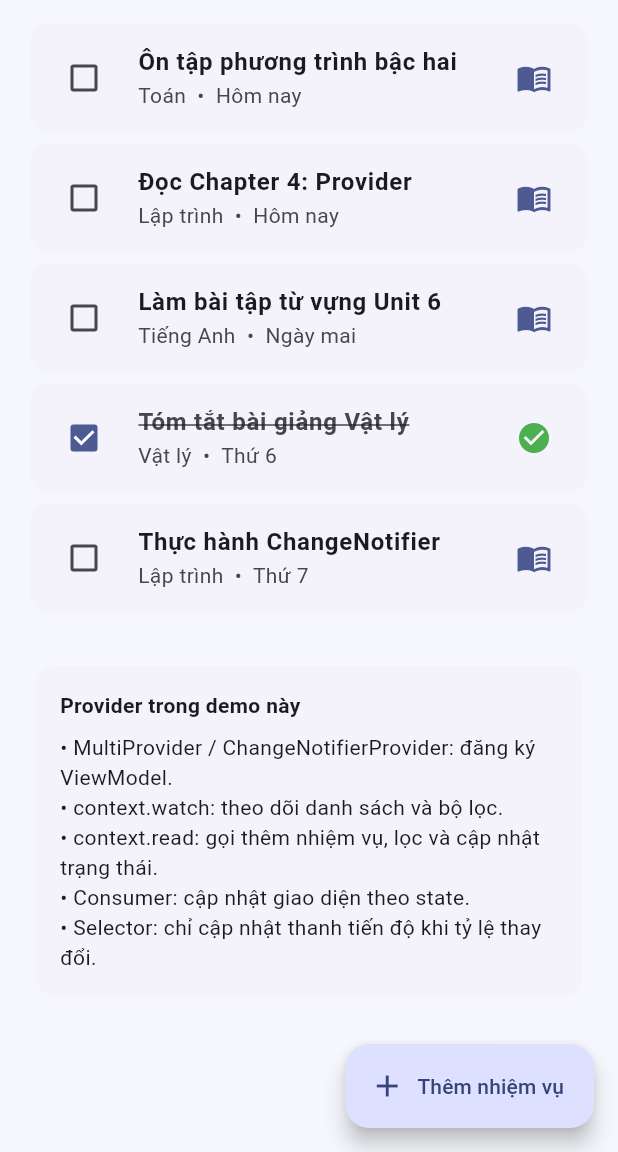
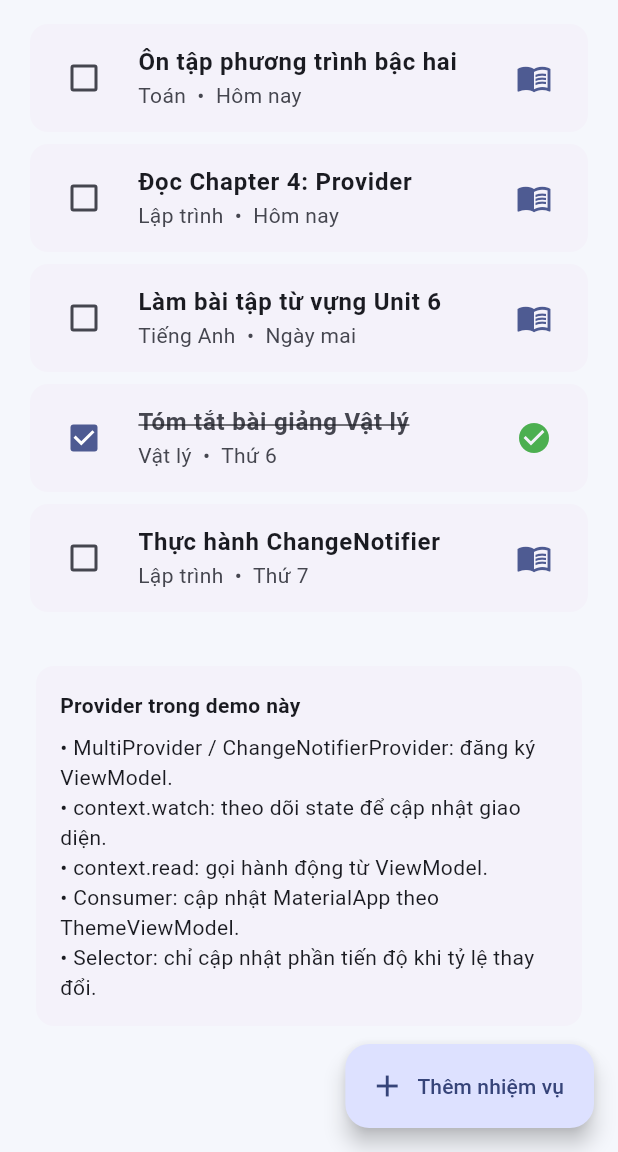
Before and after one commit to hoangnd675/Topic-12-Week-14, a Flutter app: the screen it shows after launch, scrolled down 393 dp, on a phone screen of 412 x 824 dp, the part 84-1236 px from its top. Run offline on Flutter 3.47's test engine with Material 3 defaults, Android fonts, the phone set to English and light mode, and no system bars.

Commit message:
Rebuild Study Planner interface and interactions

```diff
--- a/lib/presentation/views/study_page.dart
+++ b/lib/presentation/views/study_page.dart
@@ -1,46 +1,107 @@
 import 'package:flutter/material.dart';
 import 'package:provider/provider.dart';
+
 import '../../domain/models/study_task.dart';
 import '../viewmodels/study_view_model.dart';
 import '../viewmodels/theme_view_model.dart';
 
 class StudyPage extends StatelessWidget {
   const StudyPage({super.key});
+
   @override
   Widget build(BuildContext context) {
     final study = context.watch<StudyViewModel>();
+    final theme = context.watch<ThemeViewModel>();
+
     return Scaffold(
-      appBar: AppBar(title: const Text('Study Planner', style: TextStyle(fontWeight: FontWeight.w800)), actions: [
-        IconButton(tooltip: 'Đổi giao diện', onPressed: context.read<ThemeViewModel>().toggleTheme,
-          icon: Icon(context.watch<ThemeViewModel>().isDark ? Icons.light_mode_outlined : Icons.dark_mode_outlined)),
+      appBar: AppBar(
+        title: const Text(
+          'Study Planner',
+          style: TextStyle(fontWeight: FontWeight.w800),
+        ),
+        actions: [
+          IconButton(
+            tooltip: 'Đổi giao diện',
+            onPressed: context.read<ThemeViewModel>().toggleTheme,
+            icon: Icon(
+              theme.isDark
+                  ? Icons.light_mode_outlined
+                  : Icons.dark_mode_outlined,
+            ),
+          ),
           const SizedBox(width: 8),
-      ]),
-      floatingActionButton: FloatingActionButton.extended(onPressed: () => _showAddTaskDialog(context),
-        icon: const Icon(Icons.add), label: const Text('Thêm nhiệm vụ')),
-      body: Center(child: ConstrainedBox(constraints: const BoxConstraints(maxWidth: 900),
-        child: ListView(padding: const EdgeInsets.fromLTRB(20, 12, 20, 100), children: [
-          const Text('Xin chào, bạn học tốt nhé! 👋', style: TextStyle(fontSize: 26, fontWeight: FontWeight.w800)),
+        ],
+      ),
+      floatingActionButton: FloatingActionButton.extended(
+        onPressed: () => _showAddTaskDialog(context),
+        icon: const Icon(Icons.add),
+        label: const Text('Thêm nhiệm vụ'),
+      ),
+      body: Center(
+        child: ConstrainedBox(
+          constraints: const BoxConstraints(maxWidth: 900),
+          child: ListView(
+            padding: const EdgeInsets.fromLTRB(20, 12, 20, 100),
+            children: [
+              const Text(
+                'Xin chào, bạn học tốt nhé! 👋',
+                style: TextStyle(fontSize: 26, fontWeight: FontWeight.w800),
+              ),
               const SizedBox(height: 6),
-          Text('Lập kế hoạch nhỏ, hoàn thành mục tiêu lớn.', style: TextStyle(color: Theme.of(context).colorScheme.onSurfaceVariant)),
+              Text(
+                'Lập kế hoạch nhỏ, hoàn thành mục tiêu lớn.',
+                style: TextStyle(
+                  color: Theme.of(context).colorScheme.onSurfaceVariant,
+                ),
+              ),
               const SizedBox(height: 22),
-          _ProgressCard(completed: study.completedTasks, total: study.totalTasks),
+              _ProgressCard(
+                completed: study.completedTasks,
+                total: study.totalTasks,
+              ),
               const SizedBox(height: 24),
-          Row(children: [
-            const Expanded(child: Text('Nhiệm vụ học tập', style: TextStyle(fontSize: 19, fontWeight: FontWeight.bold))),
-            Text('${study.visibleTasks.length} nhiệm vụ', style: Theme.of(context).textTheme.bodySmall),
-          ]),
+              Row(
+                children: [
+                  const Expanded(
+                    child: Text(
+                      'Nhiệm vụ học tập',
+                      style:
+                          TextStyle(fontSize: 19, fontWeight: FontWeight.bold),
+                    ),
+                  ),
+                  Text(
+                    '${study.visibleTasks.length} nhiệm vụ',
+                    style: Theme.of(context).textTheme.bodySmall,
+                  ),
+                ],
+              ),
               const SizedBox(height: 12),
-          Wrap(spacing: 8, runSpacing: 8, children: study.subjects.map((subject) => ChoiceChip(
-            label: Text(subject), selected: study.selectedSubject == subject,
-            onSelected: (_) => context.read<StudyViewModel>().selectSubject(subject),
-          )).toList()),
+              Wrap(
+                spacing: 8,
+                runSpacing: 8,
+                children: study.subjects.map((subject) {
+                  return ChoiceChip(
+                    label: Text(subject),
+                    selected: study.selectedSubject == subject,
+                    onSelected: (_) => context
+                        .read<StudyViewModel>()
+                        .selectSubject(subject),
+                  );
+                }).toList(),
+              ),
               const SizedBox(height: 12),
-          if (study.visibleTasks.isEmpty) const _EmptyState()
-          else ...study.visibleTasks.map((task) => _TaskTile(task: task)),
+              if (study.visibleTasks.isEmpty)
+                const _EmptyState()
+              else
+                ...study.visibleTasks.map(
+                  (task) => _TaskTile(task: task),
+                ),
               const SizedBox(height: 24),
               const _ProviderNote(),
-        ]),
-      )),
+            ],
+          ),
+        ),
+      ),
     );
   }
 
@@ -48,85 +109,202 @@ class StudyPage extends StatelessWidget {
     final titleController = TextEditingController();
     final subjectController = TextEditingController(text: 'Lập trình');
     final formKey = GlobalKey<FormState>();
-    await showDialog<void>(context: context, builder: (dialogContext) => AlertDialog(
+
+    try {
+      await showDialog<void>(
+        context: context,
+        builder: (dialogContext) {
+          return AlertDialog(
             title: const Text('Thêm nhiệm vụ học tập'),
-      content: Form(key: formKey, child: Column(mainAxisSize: MainAxisSize.min, children: [
-        TextFormField(controller: titleController, autofocus: true, decoration: const InputDecoration(labelText: 'Tên nhiệm vụ'),
-          validator: (value) => value == null || value.trim().isEmpty ? 'Vui lòng nhập tên nhiệm vụ' : null),
+            content: Form(
+              key: formKey,
+              child: Column(
+                mainAxisSize: MainAxisSize.min,
+                children: [
+                  TextFormField(
+                    controller: titleController,
+                    autofocus: true,
+                    decoration:
+                        const InputDecoration(labelText: 'Tên nhiệm vụ'),
+                    validator: (value) =>
+                        value == null || value.trim().isEmpty
+                            ? 'Vui lòng nhập tên nhiệm vụ'
+                            : null,
+                  ),
                   const SizedBox(height: 12),
-        TextFormField(controller: subjectController, decoration: const InputDecoration(labelText: 'Môn học'),
-          validator: (value) => value == null || value.trim().isEmpty ? 'Vui lòng nhập môn học' : null),
-      ])),
+                  TextFormField(
+                    controller: subjectController,
+                    decoration: const InputDecoration(labelText: 'Môn học'),
+                    validator: (value) =>
+                        value == null || value.trim().isEmpty
+                            ? 'Vui lòng nhập môn học'
+                            : null,
+                  ),
+                ],
+              ),
+            ),
             actions: [
-        TextButton(onPressed: () => Navigator.pop(dialogContext), child: const Text('Hủy')),
-        FilledButton(onPressed: () {
+              TextButton(
+                onPressed: () => Navigator.pop(dialogContext),
+                child: const Text('Hủy'),
+              ),
+              FilledButton(
+                onPressed: () {
                   if (!formKey.currentState!.validate()) return;
-          context.read<StudyViewModel>().addTask(title: titleController.text, subject: subjectController.text);
-          Navigator.pop(dialogContext);
-        }, child: const Text('Thêm')),
+
+                  final added = context.read<StudyViewModel>().addTask(
+                        title: titleController.text,
+                        subject: subjectController.text,
+                      );
+                  if (added) Navigator.pop(dialogContext);
+                },
+                child: const Text('Thêm'),
+              ),
             ],
-    ));
+          );
+        },
+      );
+    } finally {
       titleController.dispose();
       subjectController.dispose();
+    }
   }
 }
 
 class _ProgressCard extends StatelessWidget {
   const _ProgressCard({required this.completed, required this.total});
+
   final int completed;
   final int total;
+
   @override
-  Widget build(BuildContext context) => Card(elevation: 0, color: Theme.of(context).colorScheme.primaryContainer,
-    child: Padding(padding: const EdgeInsets.all(20), child: Column(crossAxisAlignment: CrossAxisAlignment.start, children: [
-      Row(children: [
-        const Expanded(child: Text('Tiến độ học tập', style: TextStyle(fontSize: 17, fontWeight: FontWeight.bold))),
-        Selector<StudyViewModel, double>(selector: (_, model) => model.progress,
-          builder: (_, progress, __) => Text('${(progress * 100).round()}%', style: const TextStyle(fontSize: 22, fontWeight: FontWeight.w800))),
-      ]),
+  Widget build(BuildContext context) {
+    return Card(
+      elevation: 0,
+      color: Theme.of(context).colorScheme.primaryContainer,
+      child: Padding(
+        padding: const EdgeInsets.all(20),
+        child: Column(
+          crossAxisAlignment: CrossAxisAlignment.start,
+          children: [
+            Row(
+              children: [
+                const Expanded(
+                  child: Text(
+                    'Tiến độ học tập',
+                    style: TextStyle(fontSize: 17, fontWeight: FontWeight.bold),
+                  ),
+                ),
+                Selector<StudyViewModel, double>(
+                  selector: (_, model) => model.progress,
+                  builder: (_, progress, __) => Text(
+                    '${(progress * 100).round()}%',
+                    style: const TextStyle(
+                      fontSize: 22,
+                      fontWeight: FontWeight.w800,
+                    ),
+                  ),
+                ),
+              ],
+            ),
             const SizedBox(height: 14),
-      Selector<StudyViewModel, double>(selector: (_, model) => model.progress,
-        builder: (_, progress, __) => ClipRRect(borderRadius: BorderRadius.circular(20),
-          child: LinearProgressIndicator(value: progress, minHeight: 10))),
+            Selector<StudyViewModel, double>(
+              selector: (_, model) => model.progress,
+              builder: (_, progress, __) => ClipRRect(
+                borderRadius: BorderRadius.circular(20),
+                child: LinearProgressIndicator(
+                  value: progress,
+                  minHeight: 10,
+                ),
+              ),
+            ),
             const SizedBox(height: 10),
             Text('$completed / $total nhiệm vụ đã hoàn thành'),
-    ])));
+          ],
+        ),
+      ),
+    );
+  }
 }
 
 class _TaskTile extends StatelessWidget {
   const _TaskTile({required this.task});
+
   final StudyTask task;
+
   @override
-  Widget build(BuildContext context) => Card(elevation: 0, margin: const EdgeInsets.only(bottom: 8),
-    child: CheckboxListTile(value: task.isDone,
-      onChanged: (_) => context.read<StudyViewModel>().toggleTask(task.id),
+  Widget build(BuildContext context) {
+    final colors = Theme.of(context).colorScheme;
+
+    return Card(
+      elevation: 0,
+      margin: const EdgeInsets.only(bottom: 8),
+      child: CheckboxListTile(
+        value: task.isDone,
+        onChanged: (_) =>
+            context.read<StudyViewModel>().toggleTask(task.id),
         controlAffinity: ListTileControlAffinity.leading,
-      title: Text(task.title, style: TextStyle(fontWeight: FontWeight.w600,
+        title: Text(
+          task.title,
+          style: TextStyle(
+            fontWeight: FontWeight.w600,
             decoration: task.isDone ? TextDecoration.lineThrough : null,
-        color: task.isDone ? Theme.of(context).colorScheme.onSurfaceVariant : null)),
+            color: task.isDone ? colors.onSurfaceVariant : null,
+          ),
+        ),
         subtitle: Text('${task.subject}  •  ${task.dueLabel}'),
-      secondary: Icon(task.isDone ? Icons.check_circle : Icons.menu_book_outlined,
-        color: task.isDone ? Colors.green : Theme.of(context).colorScheme.primary)));
+        secondary: Icon(
+          task.isDone ? Icons.check_circle : Icons.menu_book_outlined,
+          color: task.isDone ? Colors.green : colors.primary,
+        ),
+      ),
+    );
+  }
 }
 
 class _EmptyState extends StatelessWidget {
   const _EmptyState();
+
   @override
-  Widget build(BuildContext context) => const Padding(padding: EdgeInsets.all(28),
-    child: Column(children: [Icon(Icons.event_available_outlined, size: 42), SizedBox(height: 8),
-      Text('Chưa có nhiệm vụ trong môn học này.')]));
+  Widget build(BuildContext context) {
+    return const Padding(
+      padding: EdgeInsets.all(28),
+      child: Column(
+        children: [
+          Icon(Icons.event_available_outlined, size: 42),
+          SizedBox(height: 8),
+          Text('Chưa có nhiệm vụ trong môn học này.'),
+        ],
+      ),
+    );
+  }
 }
 
 class _ProviderNote extends StatelessWidget {
   const _ProviderNote();
+
   @override
-  Widget build(BuildContext context) => const Card(elevation: 0,
-    child: Padding(padding: EdgeInsets.all(16), child: Column(crossAxisAlignment: CrossAxisAlignment.start, children: [
-      Text('Provider trong demo này', style: TextStyle(fontWeight: FontWeight.bold)),
+  Widget build(BuildContext context) {
+    return const Card(
+      elevation: 0,
+      child: Padding(
+        padding: EdgeInsets.all(16),
+        child: Column(
+          crossAxisAlignment: CrossAxisAlignment.start,
+          children: [
+            Text(
+              'Provider trong demo này',
+              style: TextStyle(fontWeight: FontWeight.bold),
+            ),
             SizedBox(height: 8),
             Text('• MultiProvider / ChangeNotifierProvider: đăng ký ViewModel.'),
-      Text('• context.watch: theo dõi danh sách và bộ lọc.'),
-      Text('• context.read: gọi thêm nhiệm vụ, lọc và cập nhật trạng thái.'),
-      Text('• Consumer: cập nhật giao diện theo state.'),
-      Text('• Selector: chỉ cập nhật thanh tiến độ khi tỷ lệ thay đổi.'),
-    ])));
+            Text('• context.watch: theo dõi state để cập nhật giao diện.'),
+            Text('• context.read: gọi hành động từ ViewModel.'),
+            Text('• Consumer: cập nhật MaterialApp theo ThemeViewModel.'),
+            Text('• Selector: chỉ cập nhật phần tiến độ khi tỷ lệ thay đổi.'),
+          ],
+        ),
+      ),
+    );
   }
+}
```
Lines whose indentation alone changed are shown as unchanged.
